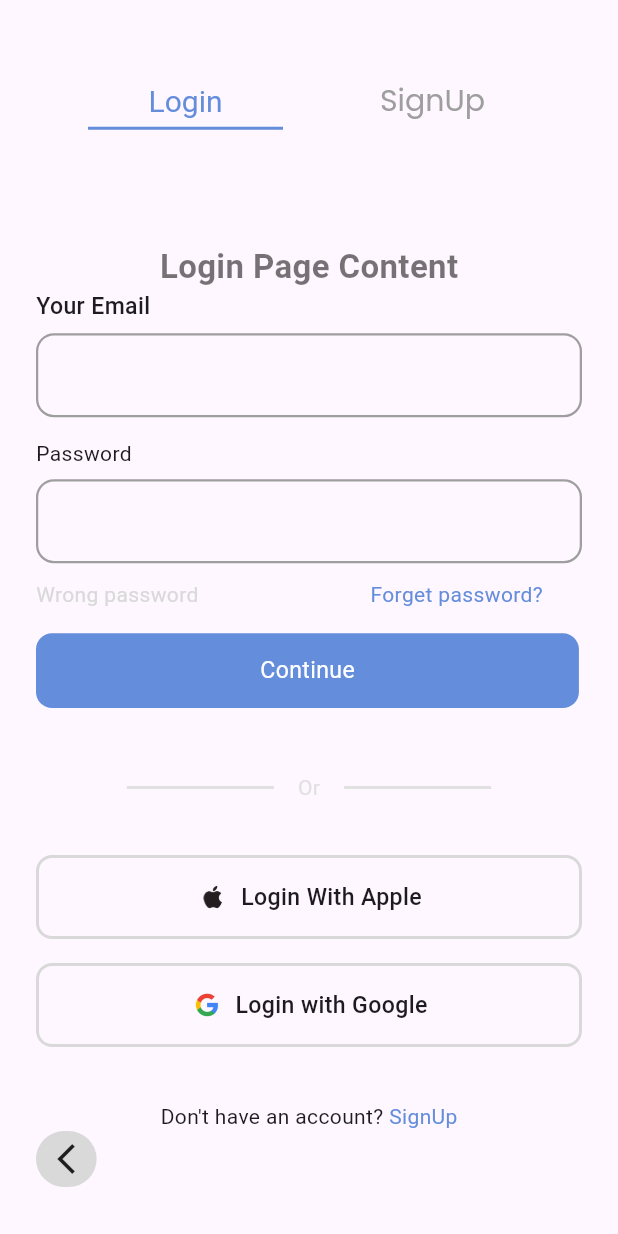
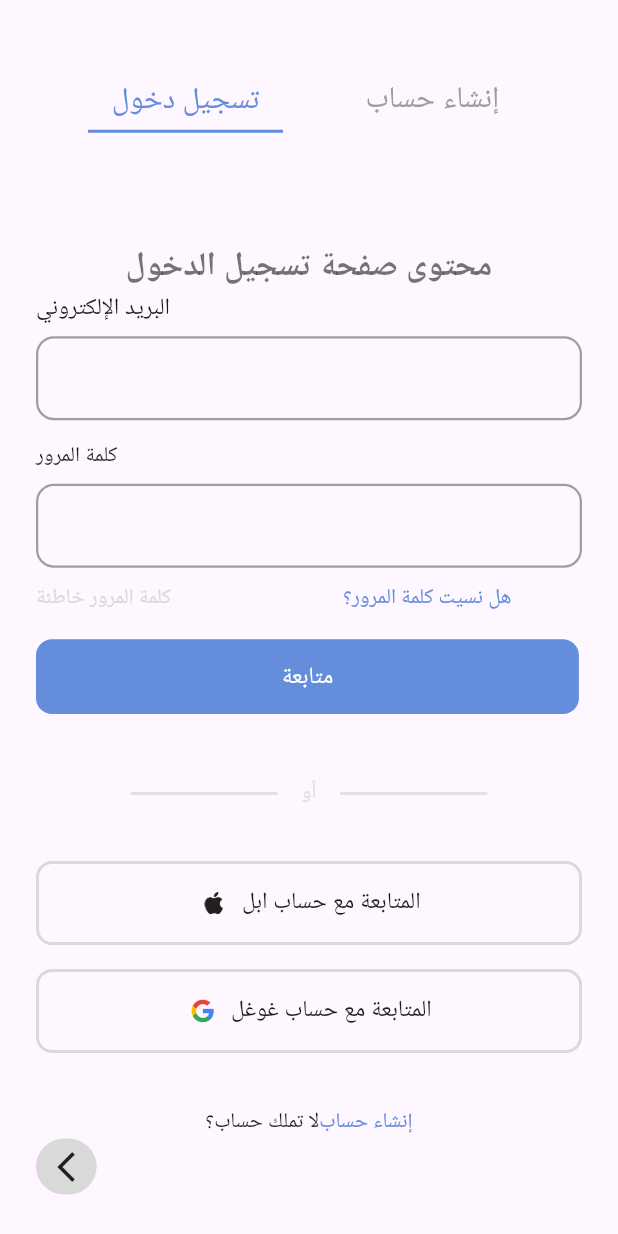
Before and after one commit to MourhafHoary/driver-flutter-app-warhouse, a Flutter app: the screen it shows after launch, on a phone screen of 412 x 824 dp. Run offline on Flutter 3.47's test engine with Material 3 defaults, Android fonts, the phone set to English and light mode, and no system bars; our stand-ins replace auto_size_text, easy_localization, flutter_screenutil, flutter_svg, text_scroll; Roboto replaces fonts that are missing (Intel).

Commit message:
/*Mourhaf Add tr in arabic in App /

```diff
--- a/assets/translation/ar.json
+++ b/assets/translation/ar.json
@@ -1,8 +1,17 @@
 {
   "login": {
-    "Login": "تسجيل دخول",
-    "pageContentTitle": "محتوى صفحة تسجيل الدخول",
-    "email": "بريدك"
+    "Login" : "تسجيل دخول",
+    "pageContentTitle" : "محتوى صفحة تسجيل الدخول",
+    "email" : "البريد الإلكتروني",
+    "password" : "كلمة المرور",
+    "wrong" :  "كلمة المرور خاطئة",
+    "forget" : "هل نسيت كلمة المرور؟",
+    "continue" : "متابعة",
+    "or" : "أو",
+    "apple" : "المتابعة مع حساب ابل",
+    "google" : "المتابعة مع حساب غوغل",
+    "account" : "لا تملك حساب؟",
+    "signup" : "إنشاء حساب"
   }
 
 
--- a/assets/translation/en.json
+++ b/assets/translation/en.json
@@ -2,7 +2,16 @@
   "login": {
     "Login": "login",
     "pageContentTitle": "Login Page Content",
-    "email": "Your Email"
+    "email": "Your Email",
+    "password" : "Password",
+    "wrong" : "Wrong password",
+    "forget" : "Forget password?",
+    "continue" : "Continue",
+    "or" : "Or",
+    "apple" : "Login With Apple",
+    "google" : "Login With Google",
+    "account" : "Don't have an account?",
+    "signup" : "SignUp"
   }
 
 
--- a/lib/main.dart
+++ b/lib/main.dart
@@ -1,7 +1,7 @@
 import 'package:flutter/material.dart';
 import 'package:flutter_screenutil/flutter_screenutil.dart';
 import 'package:easy_localization/easy_localization.dart';
-import 'package:untitled1/views/auth/auth_page.dart';
+import 'package:untitled1/views/auth/pages/auth_page.dart';
 
 void main() async {
   WidgetsFlutterBinding.ensureInitialized();
@@ -16,8 +16,8 @@ void main() async {
         Locale('ar'),
       ],
       path: 'assets/translation',
-      fallbackLocale: const Locale('en'),
-      startLocale: const Locale('en'),
+      fallbackLocale: const Locale('ar'),
+      startLocale: const Locale('ar'),
       child: const MyApp(),
     ),
   );
@@ -29,7 +29,7 @@ class MyApp extends StatelessWidget {
   @override
   Widget build(BuildContext context) {
     return ScreenUtilInit(
-      designSize: const Size(428, 926),
+      designSize: const Size(428, 926), //*Basic design based on the figma styles
       builder: (context, child) => MaterialApp(
         debugShowCheckedModeBanner: false,
         // 🔹 Add localization delegates and locale here:
--- a/lib/views/auth/widgets/additional_login.dart
+++ b/lib/views/auth/widgets/additional_login.dart
@@ -1,8 +1,10 @@
+import 'package:easy_localization/easy_localization.dart';
 import 'package:flutter/material.dart';
 
 import '../../../core/component/custom_outline.dart';
 import '../../../core/theme/app_colors.dart';
 import '../../../gen/assets.gen.dart';
+import '../../../translations/locale_keys.g.dart';
 
 class AdditionalLogin extends StatelessWidget {
   const AdditionalLogin({super.key});
@@ -12,20 +14,22 @@ class AdditionalLogin extends StatelessWidget {
     return Column(
       children: [
         CustomOutline(
-            text: 'Login With Apple',
+            text: LocaleKeys.login_apple.tr(),
             imagebath: Assets.images.png.auth.apple.path),
         const SizedBox(height: 16),
         CustomOutline(
-            text: 'Login with Google',
+            text: LocaleKeys.login_google.tr(),
             imagebath: Assets.images.png.auth.google.path),
         const SizedBox(height: 36),
-        const Row(
+         Row(
           mainAxisAlignment: MainAxisAlignment.center,
           children: [
-            Text("Don't have an account? "),
+            Text(
+              LocaleKeys.login_account.tr(),
+            ),
             InkWell(
                 child: Text(
-                  "SignUp",
+                  LocaleKeys.login_signup.tr(),
                   style: TextStyle(color: AppColors.primary),
                 ))
           ],
--- a/lib/views/auth/widgets/login_form.dart
+++ b/lib/views/auth/widgets/login_form.dart
@@ -1,5 +1,7 @@
+import 'package:easy_localization/easy_localization.dart';
 import 'package:flutter/material.dart';
 import 'package:flutter_screenutil/flutter_screenutil.dart';
+import 'package:untitled1/translations/locale_keys.g.dart';
 import '../../../core/component/custom_filed_button.dart';
 import '../../../core/component/custom_text_filed.dart';
 import '../../../core/locallization/app_text.dart';
@@ -13,33 +15,33 @@ class LoginForm extends StatelessWidget {
     return  Column(
       crossAxisAlignment: CrossAxisAlignment.start,
       children: [
-         AppText('Your Email', fontFamily: 'Inter',style: TextStyle(fontSize: 16.sp, fontWeight: FontWeight.w500),),
+         AppText(LocaleKeys.login_email.tr(), fontFamily: 'Inter',style: TextStyle(fontSize: 16.sp, fontWeight: FontWeight.w500),),
         SizedBox(height: 8.h),
         const CustomTextFiled(),
         SizedBox(height: 16.h,),
-        const AppText('Password', fontFamily: 'Inter',),
+        AppText(LocaleKeys.login_password.tr(), fontFamily: 'Inter',),
         SizedBox(height: 8.h,),
         const CustomTextFiled(),
         SizedBox(height: 12.h),
         Row(
           children: [
-            const AppText(
-              'Wrong password',
+             AppText(
+              LocaleKeys.login_wrong.tr(),
               fontFamily: 'Inter',
               style: TextStyle(color: AppColors.surface),
             ),
             SizedBox(width: 119.w),
-            const InkWell(
+             InkWell(
                 child: AppText(
-                  'Forget password?',
+                  LocaleKeys.login_forget.tr(),
                   fontFamily: 'Inter',
                   style: TextStyle(color: AppColors.primary),
                 ))
           ],
         ),
         SizedBox(height: 18.h,),
-        const CustomFiledButton(
-          text: 'Continue',
+         CustomFiledButton(
+          text: LocaleKeys.login_continue.tr(),
         ),
       ],
     );
--- a/lib/views/auth/widgets/or_divider.dart
+++ b/lib/views/auth/widgets/or_divider.dart
@@ -1,4 +1,6 @@
+import 'package:easy_localization/easy_localization.dart';
 import 'package:flutter/material.dart';
+import 'package:untitled1/translations/locale_keys.g.dart';
 
 import '../../../core/theme/app_colors.dart';
 
@@ -16,8 +18,8 @@ class OrDivider extends StatelessWidget {
           color: AppColors.white2,
         ),
         const SizedBox(width: 16),
-        const Text(
-          'Or',
+         Text(
+          LocaleKeys.login_or.tr(),
           style: TextStyle(color: AppColors.white2),
         ),
         const SizedBox(width: 16),
--- a/lib/views/auth/widgets/tap_selector.dart
+++ b/lib/views/auth/widgets/tap_selector.dart
@@ -1,6 +1,8 @@
+import 'package:easy_localization/easy_localization.dart';
 import 'package:flutter/material.dart';
 import 'package:untitled1/core/locallization/app_text.dart';
 import 'package:untitled1/core/theme/app_colors.dart';
+import 'package:untitled1/translations/locale_keys.g.dart';
 
 class TapSelector extends StatelessWidget {
   final bool isLogin;
@@ -29,7 +31,7 @@ class TapSelector extends StatelessWidget {
                   fontFamily: 'Poppins',
                   color: isLogin ? AppColors.primary : Colors.grey,
                 ),
-                child: const AppText('Login', fontFamily: 'Poppins',),
+                child:  AppText(LocaleKeys.login_Login.tr(), fontFamily: 'Poppins',),
               ),
               const SizedBox(height: 6),
               AnimatedContainer(
@@ -54,7 +56,7 @@ class TapSelector extends StatelessWidget {
                   fontFamily: 'Poppins',
                   color: !isLogin ? AppColors.primary : Colors.grey,
                 ),
-                child: const Text('SignUp'),
+                child:  Text(LocaleKeys.login_signup.tr()),
               ),
               const SizedBox(height: 6),
               AnimatedContainer(
```
Also changed, not shown: lib/translations/locale_keys.g.dart, lib/views/auth/pages/auth_page.dart (renamed from lib/views/auth/auth_page.dart), pubspec.lock, 1 other file.
